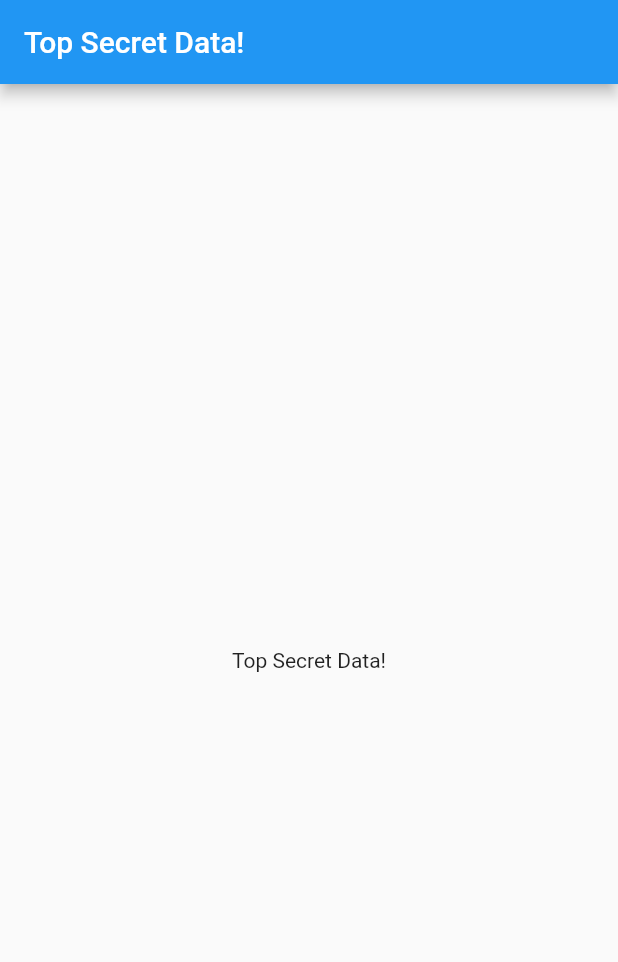
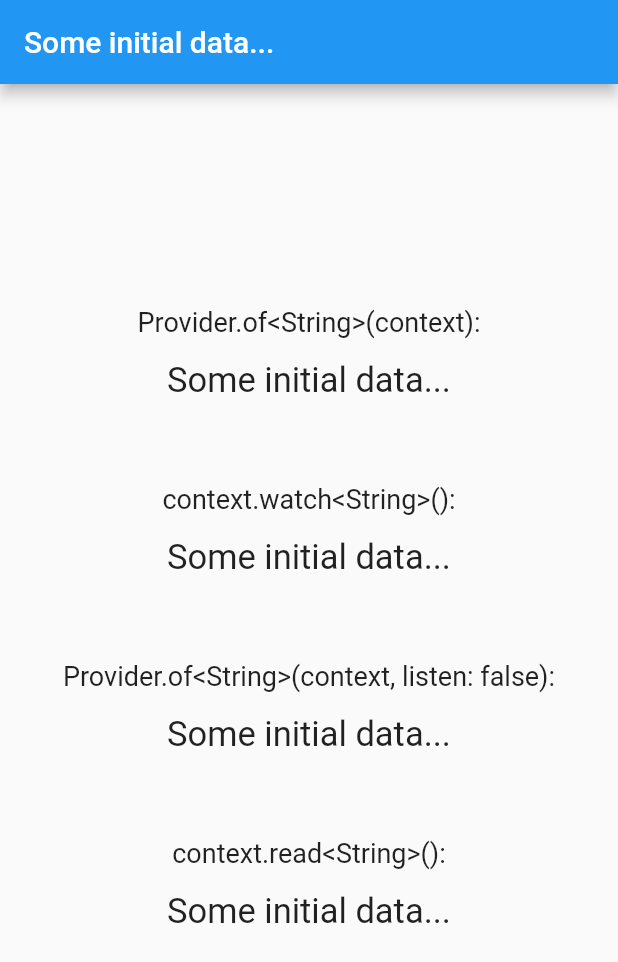
Before and after one commit to Cyrille-Dakhlia/flutter-practice_provider_package, a Flutter app: the screen it shows after launch, on a phone screen of 412 x 824 dp. Shown: the top 962 px of the screen. Run offline on Flutter 3.47's test engine with Material 2 defaults, Android fonts, the phone set to English and light mode, and no system bars.

Commit message:
Use "Provider" package method to pass the data

```diff
--- a/lib/main.dart
+++ b/lib/main.dart
@@ -1,51 +1,117 @@
 import 'package:flutter/material.dart';
+import 'package:provider/provider.dart';
 
 void main() {
   runApp(MyApp());
 }
 
 class MyApp extends StatelessWidget {
-  final String data = 'Top Secret Data!';
+  final String data = 'Some initial data...';
 
   @override
   Widget build(BuildContext context) {
-    return MaterialApp(
-      home: Scaffold(
-        appBar: AppBar(
-          title: Text(data),
+    return Provider<String>(
+      create: (BuildContext context) => data,
+      child: MaterialApp(
+        home: Scaffold(
+          appBar: AppBar(
+            title: Text(data),
+          ),
+          body: Level1(),
         ),
-        body: Level1(data),
       ),
     );
   }
 }
 
 class Level1 extends StatelessWidget {
-  final String data;
-  Level1(this.data);
-
   @override
   Widget build(BuildContext context) {
-    return Level2(data);
+    return Level2();
   }
 }
 
 class Level2 extends StatelessWidget {
-  final String data;
-  Level2(this.data);
-
   @override
   Widget build(BuildContext context) {
-    return Level3(data);
+    return Level3();
   }
 }
 
 class Level3 extends StatelessWidget {
-  final String data;
-  Level3(this.data);
+  @override
+  Widget build(BuildContext context) {
+    final valueProviderOf = Provider.of<String>(context);
+    print('valueProviderOf = $valueProviderOf');
+
+    // Equivalent to 'Provider.of', but is accessible only inside [StatelessWidget.build] and [State.build].
+    final valueContextWatch = context.watch<String>();
+    print('valueContextWatch = $valueContextWatch');
+
+    final valueProviderOfWithoutListening =
+        Provider.of<String>(context, listen: false);
+    print('valueProviderOfWithoutListening = $valueProviderOfWithoutListening');
+
+    final valueContextRead = context.read<String>();
+    print('valueContextRead = $valueContextRead');
+
+    Map<String, String> map = {
+      'Provider.of<String>(context)': valueProviderOf,
+      'context.watch<String>()': valueContextWatch,
+      'Provider.of<String>(context, listen: false)':
+          valueProviderOfWithoutListening,
+      'context.read<String>()': valueContextRead
+    };
+
+    return Center(
+      child: MyProviderTestingDisplay(map),
+    );
+  }
+}
+
+class MyProviderTestingDisplay extends StatelessWidget {
+  final Map<String, String> map;
+
+  const MyProviderTestingDisplay(this.map);
 
   @override
   Widget build(BuildContext context) {
-    return Center(child: Text(data));
+    return Column(
+      mainAxisAlignment: MainAxisAlignment.center,
+      crossAxisAlignment: CrossAxisAlignment.center,
+      children: map.entries
+          .map((e) => DisplayColumn(label: e.key, value: e.value))
+          .toList(),
+    );
   }
 }
+
+class DisplayColumn extends StatelessWidget {
+  final String label;
+  final String value;
+
+  const DisplayColumn({required this.label, required this.value});
+
+  @override
+  Widget build(BuildContext context) {
+    return Column(
+      mainAxisAlignment: MainAxisAlignment.spaceBetween,
+      children: [
+        Text(
+          '$label:',
+          style: const TextStyle(fontSize: 18.0),
+        ),
+        const SizedBox(
+          height: 15.0,
+        ),
+        Text(
+          value,
+          style: const TextStyle(fontSize: 23.0),
+        ),
+        const SizedBox(
+          height: 55.0,
+        ),
+      ],
+    );
+  }
+}
--- a/pubspec.yaml
+++ b/pubspec.yaml
@@ -34,6 +34,7 @@ dependencies:
   # The following adds the Cupertino Icons font to your application.
   # Use with the CupertinoIcons class for iOS style icons.
   cupertino_icons: ^1.0.2
+  provider: ^6.0.3
 
 dev_dependencies:
   flutter_test:
```
